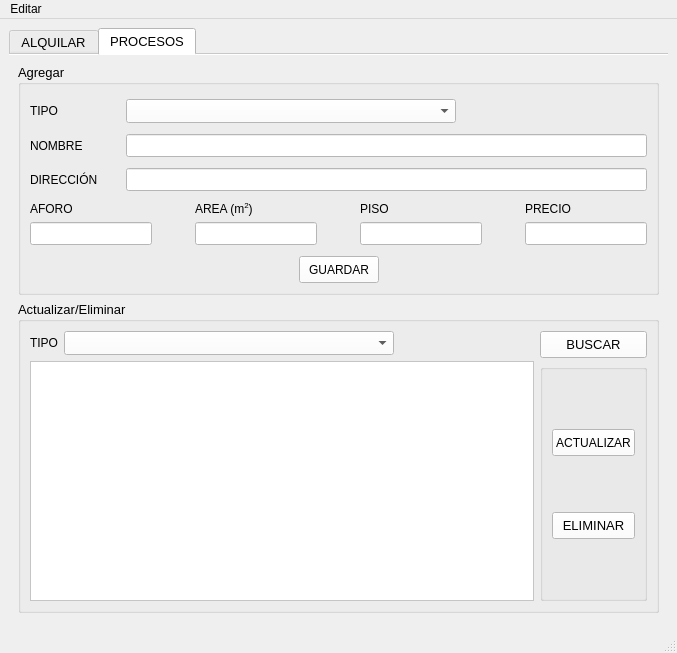
Qt form mainwindow.ui (joisRomero/SistemaDeEventos) before a commit.
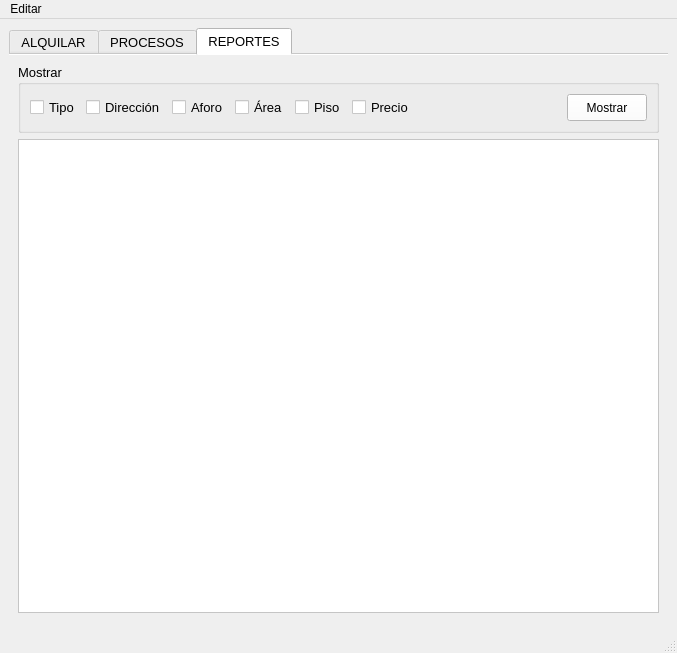
The same form after that commit.

Commit message: implemente la pestaña reportes y cree el reporte buscar

Patch:
```diff
--- a/mainwindow.ui
+++ b/mainwindow.ui
@@ -483,7 +483,7 @@
        <enum>QTabWidget::Rounded</enum>
       </property>
       <property name="currentIndex">
-       <number>1</number>
+       <number>2</number>
       </property>
       <property name="documentMode">
        <bool>true</bool>
@@ -1329,6 +1329,104 @@
         </item>
        </layout>
       </widget>
+      <widget class="QWidget" name="tab_2">
+       <attribute name="title">
+        <string>REPORTES</string>
+       </attribute>
+       <layout class="QVBoxLayout" name="verticalLayout_13">
+        <item>
+         <widget class="QGroupBox" name="groupBox_6">
+          <property name="title">
+           <string>Mostrar</string>
+          </property>
+          <layout class="QHBoxLayout" name="horizontalLayout_11">
+           <item>
+            <layout class="QHBoxLayout" name="horizontalLayout_10">
+             <item>
+              <widget class="QCheckBox" name="cbTIpo">
+               <property name="text">
+                <string>Tipo</string>
+               </property>
+              </widget>
+             </item>
+             <item>
+              <widget class="QCheckBox" name="cbDireccin">
+               <property name="text">
+                <string>Dirección</string>
+               </property>
+              </widget>
+             </item>
+             <item>
+              <widget class="QCheckBox" name="cbAforo">
+               <property name="text">
+                <string>Aforo</string>
+               </property>
+              </widget>
+             </item>
+             <item>
+              <widget class="QCheckBox" name="cbArea">
+               <property name="text">
+                <string>Área</string>
+               </property>
+              </widget>
+             </item>
+             <item>
+              <widget class="QCheckBox" name="cbPiso">
+               <property name="text">
+                <string>Piso</string>
+               </property>
+              </widget>
+             </item>
+             <item>
+              <widget class="QCheckBox" name="cbPrecio">
+               <property name="text">
+                <string>Precio</string>
+               </property>
+              </widget>
+             </item>
+            </layout>
+           </item>
+           <item>
+            <spacer name="horizontalSpacer_10">
+             <property name="orientation">
+              <enum>Qt::Horizontal</enum>
+             </property>
+             <property name="sizeHint" stdset="0">
+              <size>
+               <width>40</width>
+               <height>20</height>
+              </size>
+             </property>
+            </spacer>
+           </item>
+           <item>
+            <widget class="QPushButton" name="btnMostrarTodo">
+             <property name="minimumSize">
+              <size>
+               <width>0</width>
+               <height>27</height>
+              </size>
+             </property>
+             <property name="font">
+              <font>
+               <pointsize>9</pointsize>
+               <weight>50</weight>
+               <bold>false</bold>
+              </font>
+             </property>
+             <property name="text">
+              <string>Mostrar</string>
+             </property>
+            </widget>
+           </item>
+          </layout>
+         </widget>
+        </item>
+        <item>
+         <widget class="QTableWidget" name="tablaReportes"/>
+        </item>
+       </layout>
+      </widget>
      </widget>
     </item>
    </layout>
```
The commit also changes 3 other files.
